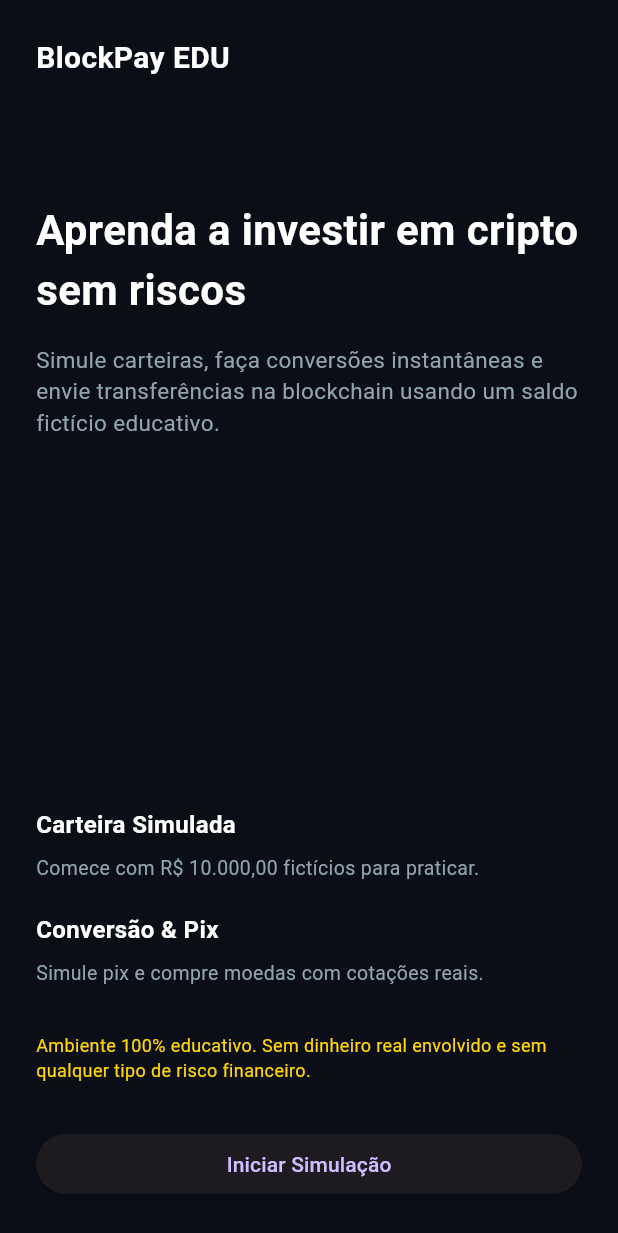
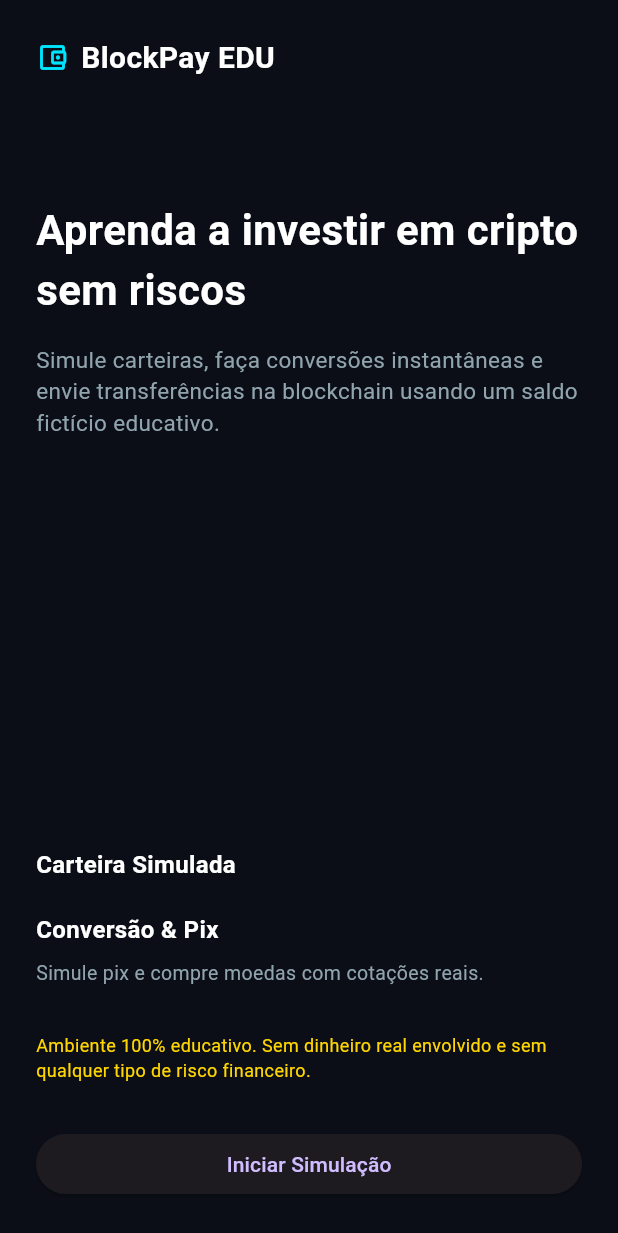
Before and after one commit to gustamd13D/BlockPay, a Flutter app: the screen it shows after launch, on a phone screen of 412 x 824 dp. Shown: the top 1233 px of the screen. Run offline on Flutter 3.47's test engine with Material 3 defaults, Android fonts, the light colour scheme and no system bars.

Commit message:
Mudanças na tela inicial]

```diff
--- a/lib/main.dart
+++ b/lib/main.dart
@@ -2,11 +2,11 @@ import 'package:flutter/material.dart';
 import 'telas/tela_inicial.dart';
 
 void main() {
-  runApp(const BlockPayApp());
+  runApp(const MyApp());
 }
 
-class BlockPayApp extends StatelessWidget {
-  const BlockPayApp({super.key});
+class MyApp extends StatelessWidget {
+  const MyApp({super.key});
 
   @override
   Widget build(BuildContext context) {
--- a/lib/telas/tela_inicial.dart
+++ b/lib/telas/tela_inicial.dart
@@ -13,6 +13,14 @@ class TelaInicial extends StatelessWidget {
           child: Column(
             crossAxisAlignment: CrossAxisAlignment.start,
             children: [
+              Row(
+                children: [
+                  const Icon(
+                    Icons.account_balance_wallet_outlined,
+                    color: Color(0xFF00E5FF),
+                    size: 22,
+                  ),
+                  const SizedBox(width: 8),
                   const Text(
                     'BlockPay EDU',
                     style: TextStyle(
@@ -21,7 +29,11 @@ class TelaInicial extends StatelessWidget {
                       fontWeight: FontWeight.bold,
                     ),
                   ),
+                ],
+              ),
+
               const SizedBox(height: 80),
+
               const Text(
                 'Aprenda a investir em cripto sem riscos',
                 style: TextStyle(
@@ -30,7 +42,9 @@ class TelaInicial extends StatelessWidget {
                   fontWeight: FontWeight.bold,
                 ),
               ),
+
               const SizedBox(height: 16),
+
               const Text(
                 'Simule carteiras, faça conversões instantâneas '
                 'e envie transferências na blockchain usando '
@@ -40,7 +54,9 @@ class TelaInicial extends StatelessWidget {
                   fontSize: 15,
                 ),
               ),
+
               const Spacer(),
+
               const Text(
                 'Carteira Simulada',
                 style: TextStyle(
@@ -49,15 +65,9 @@ class TelaInicial extends StatelessWidget {
                   fontWeight: FontWeight.bold,
                 ),
               ),
-              const SizedBox(height: 8),
-              const Text(
-                'Comece com R\$ 10.000,00 fictícios para praticar.',
-                style: TextStyle(
-                  color: Color(0xFF90A4AE),
-                  fontSize: 13,
-                ),
-              ),
+
               const SizedBox(height: 20),
+
               const Text(
                 'Conversão & Pix',
                 style: TextStyle(
@@ -66,7 +76,9 @@ class TelaInicial extends StatelessWidget {
                   fontWeight: FontWeight.bold,
                 ),
               ),
+
               const SizedBox(height: 8),
+
               const Text(
                 'Simule pix e compre moedas com cotações reais.',
                 style: TextStyle(
@@ -74,7 +86,9 @@ class TelaInicial extends StatelessWidget {
                   fontSize: 13,
                 ),
               ),
+
               const SizedBox(height: 30),
+
               const Text(
                 'Ambiente 100% educativo. Sem dinheiro real envolvido '
                 'e sem qualquer tipo de risco financeiro.',
@@ -83,7 +97,9 @@ class TelaInicial extends StatelessWidget {
                   fontSize: 12,
                 ),
               ),
+
               const SizedBox(height: 30),
+
               SizedBox(
                 width: double.infinity,
                 child: ElevatedButton(
```
Lines whose indentation alone changed are shown as unchanged.
